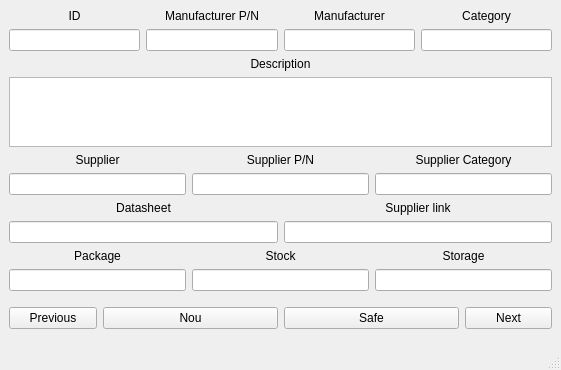
Before: the Qt Designer form ui_addStock.ui in CasamaMaker/myStock, drawn with Qt 5.
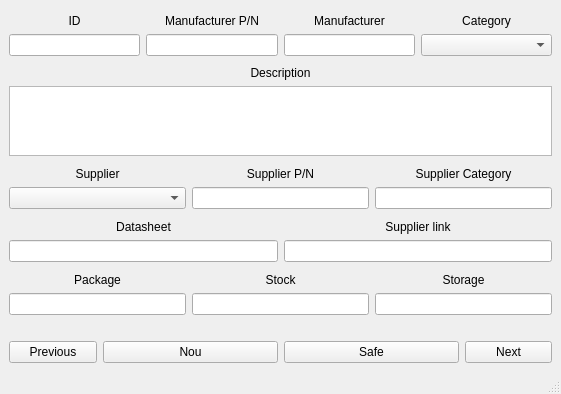
After: the same form once the commit is applied.

```diff
--- a/ui_addStock.ui
+++ b/ui_addStock.ui
@@ -7,7 +7,7 @@
     <x>0</x>
     <y>0</y>
     <width>561</width>
-    <height>349</height>
+    <height>394</height>
    </rect>
   </property>
   <property name="sizePolicy">
@@ -28,7 +28,7 @@
    </property>
    <layout class="QVBoxLayout" name="verticalLayout_15">
     <item>
-     <layout class="QVBoxLayout" name="verticalLayout_14" stretch="1,2,1,1,1,2">
+     <layout class="QVBoxLayout" name="verticalLayout_14" stretch="1,2,1,1,1,1">
       <property name="leftMargin">
        <number>0</number>
       </property>
@@ -170,7 +170,7 @@
          </layout>
         </item>
         <item>
-         <layout class="QVBoxLayout" name="verticalLayout_4" stretch="1,1">
+         <layout class="QVBoxLayout" name="verticalLayout_4" stretch="1,0">
           <property name="leftMargin">
            <number>0</number>
           </property>
@@ -194,21 +194,14 @@
            </widget>
           </item>
           <item>
-           <widget class="QLineEdit" name="lineEdit_Category">
-            <property name="sizePolicy">
-             <sizepolicy hsizetype="Expanding" vsizetype="Expanding">
-              <horstretch>0</horstretch>
-              <verstretch>0</verstretch>
-             </sizepolicy>
-            </property>
-           </widget>
+           <widget class="QComboBox" name="comboBox_Category"/>
           </item>
          </layout>
         </item>
        </layout>
       </item>
       <item>
-       <layout class="QVBoxLayout" name="verticalLayout_5" stretch="1,0">
+       <layout class="QVBoxLayout" name="verticalLayout_5" stretch="1,1">
         <property name="leftMargin">
          <number>0</number>
         </property>
@@ -251,7 +244,7 @@
          <number>0</number>
         </property>
         <item>
-         <layout class="QVBoxLayout" name="verticalLayout_6" stretch="1,1">
+         <layout class="QVBoxLayout" name="verticalLayout_6" stretch="1,0">
           <property name="leftMargin">
            <number>0</number>
           </property>
@@ -275,14 +268,7 @@
            </widget>
           </item>
           <item>
-           <widget class="QLineEdit" name="lineEdit_Supplier">
-            <property name="sizePolicy">
-             <sizepolicy hsizetype="Expanding" vsizetype="Expanding">
-              <horstretch>0</horstretch>
-              <verstretch>0</verstretch>
-             </sizepolicy>
-            </property>
-           </widget>
+           <widget class="QComboBox" name="comboBox_Supplier"/>
           </item>
          </layout>
         </item>
@@ -596,13 +582,13 @@
          <number>0</number>
         </property>
         <property name="topMargin">
-         <number>10</number>
+         <number>20</number>
         </property>
         <property name="rightMargin">
          <number>0</number>
         </property>
         <property name="bottomMargin">
-         <number>10</number>
+         <number>0</number>
         </property>
         <item>
          <widget class="QPushButton" name="pushButton_previous">
```
